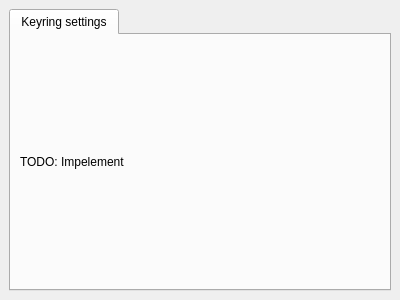
First picture: the form in kpilot/conduits/keyringconduit/keyringwidget.ui, repository chusopr/kdepim-ktimetracker-akonadi, before the edit.
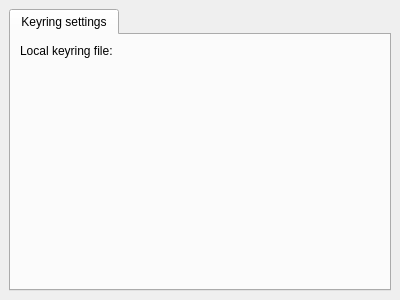
Second picture: the form after the edit. Custom widgets are drawn as their Qt base class.

What changed in the file:
```diff
--- a/kpilot/conduits/keyringconduit/keyringwidget.ui
+++ b/kpilot/conduits/keyringconduit/keyringwidget.ui
@@ -35,10 +35,47 @@
        <property name="spacing" >
         <number>6</number>
        </property>
+       <item row="1" column="1" >
+        <spacer>
+         <property name="orientation" >
+          <enum>Qt::Vertical</enum>
+         </property>
+         <property name="sizeHint" >
+          <size>
+           <width>20</width>
+           <height>111</height>
+          </size>
+         </property>
+        </spacer>
+       </item>
+       <item row="0" column="1" >
+        <widget class="KUrlRequester" native="1" name="fLocalDatabaseUrl" >
+         <property name="toolTip" >
+          <string>&lt;html>&lt;head>&lt;meta name="qrichtext" content="1" />&lt;style type="text/css">
+p, li { white-space: pre-wrap; }
+&lt;/style>&lt;/head>&lt;body style=" font-family:'Sans Serif'; font-size:9pt; font-weight:400; font-style:normal; text-decoration:none;">
+&lt;p style=" margin-top:0px; margin-bottom:0px; margin-left:0px; margin-right:0px; -qt-block-indent:0; text-indent:0px;">Select the file that you want to sync your PDA's keyring items with.&lt;/p>&lt;/body>&lt;/html></string>
+         </property>
+         <property name="whatsThis" >
+          <string>&lt;html>&lt;head>&lt;meta name="qrichtext" content="1" />&lt;style type="text/css">
+p, li { white-space: pre-wrap; }
+&lt;/style>&lt;/head>&lt;body style=" font-family:'Sans Serif'; font-size:9pt; font-weight:400; font-style:normal; text-decoration:none;">
+&lt;p style=" margin-top:0px; margin-bottom:0px; margin-left:0px; margin-right:0px; -qt-block-indent:0; text-indent:0px;">Select the keyring file on the pc which you wish to sync with the keyring dabase on the handheld.&lt;/p>&lt;/body>&lt;/html></string>
+         </property>
+        </widget>
+       </item>
        <item row="0" column="0" >
         <widget class="QLabel" name="label" >
+         <property name="sizePolicy" >
+          <sizepolicy>
+           <hsizetype>5</hsizetype>
+           <vsizetype>5</vsizetype>
+           <horstretch>0</horstretch>
+           <verstretch>0</verstretch>
+          </sizepolicy>
+         </property>
          <property name="text" >
-          <string>TODO: Impelement</string>
+          <string>Local keyring file:</string>
          </property>
         </widget>
        </item>
@@ -48,6 +85,14 @@
    </item>
   </layout>
  </widget>
+ <customwidgets>
+  <customwidget>
+   <class>KUrlRequester</class>
+   <extends>QWidget</extends>
+   <header>kurlrequester.h</header>
+   <container>1</container>
+  </customwidget>
+ </customwidgets>
  <resources/>
  <connections/>
 </ui>
```
